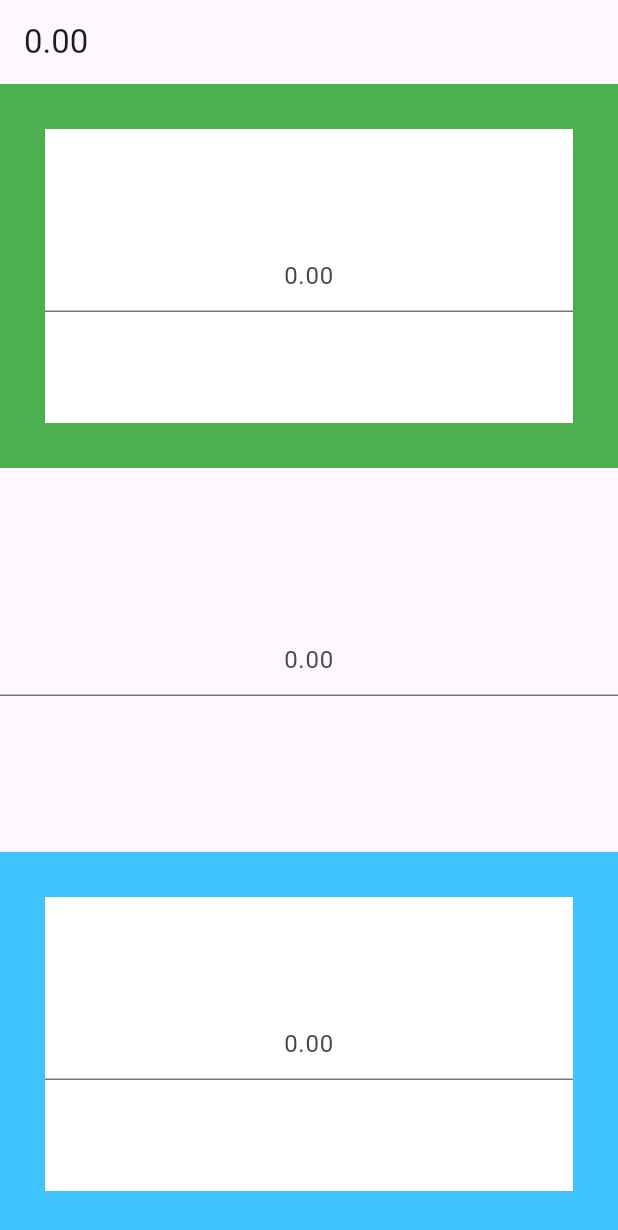
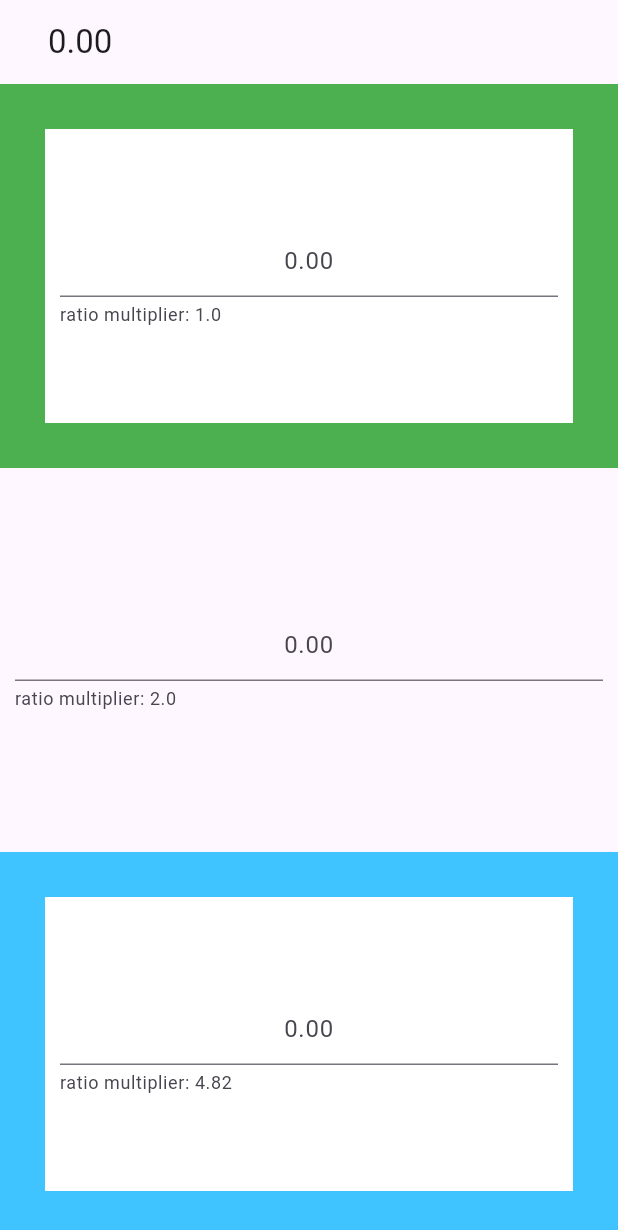
Before and after one commit to lucas-marianno/State-Management-Flutter, a Flutter app: the screen it shows after launch, on a phone screen of 412 x 824 dp. Shown: the top 1230 px of the screen. Run offline on Flutter 3.47's test engine with Material 3 defaults, Android fonts, the phone set to English and light mode, and no system bars; our stand-ins replace bloc, equatable, flutter_bloc.

Commit message:
state solution with BLoC implemented

```diff
--- a/analysis_options.yaml
+++ b/analysis_options.yaml
@@ -7,6 +7,9 @@
 
 # The following line activates a set of recommended lints for Flutter apps,
 # packages, and plugins designed to encourage good coding practices.
+analyzer:
+  errors:
+    avoid_print: ignore
 include: package:flutter_lints/flutter.yaml
 
 linter:
--- /dev/null
+++ b/lib/bloc/value_bloc.dart
@@ -0,0 +1,19 @@
+import 'package:bloc/bloc.dart';
+import 'package:equatable/equatable.dart';
+
+part 'value_event.dart';
+part 'value_state.dart';
+
+class ValueBloc extends Bloc<ValueEvent, ValueState> {
+  ValueBloc() : super(ValueInitialState()) {
+    on<LoadInitialValueEvent>((event, emit) async {
+      await Future.delayed(const Duration(seconds: 1));
+
+      emit(const ValueLoadedState(0));
+    });
+
+    on<SetValueEvent>((event, emit) {
+      emit(ValueLoadedState(event.value));
+    });
+  }
+}
--- /dev/null
+++ b/lib/bloc/value_event.dart
@@ -0,0 +1,19 @@
+part of 'value_bloc.dart';
+
+sealed class ValueEvent extends Equatable {
+  const ValueEvent();
+
+  @override
+  List<Object> get props => [];
+}
+
+class LoadInitialValueEvent extends ValueEvent {}
+
+class SetValueEvent extends ValueEvent {
+  final double value;
+
+  const SetValueEvent(this.value);
+
+  @override
+  List<Object> get props => [value];
+}
--- /dev/null
+++ b/lib/bloc/value_state.dart
@@ -0,0 +1,19 @@
+part of 'value_bloc.dart';
+
+sealed class ValueState extends Equatable {
+  const ValueState();
+
+  @override
+  List<Object> get props => [];
+}
+
+final class ValueInitialState extends ValueState {}
+
+final class ValueLoadedState extends ValueState {
+  final double value;
+
+  const ValueLoadedState(this.value);
+
+  @override
+  List<Object> get props => [value];
+}
--- a/lib/main.dart
+++ b/lib/main.dart
@@ -1,33 +1,54 @@
 import 'package:flutter/material.dart';
+import 'package:flutter_bloc/flutter_bloc.dart';
+import 'package:provider_test/bloc/value_bloc.dart';
 import 'package:provider_test/level1.dart';
 
 void main() {
   runApp(const MyApp());
 }
 
-class MyApp extends StatefulWidget {
+class MyApp extends StatelessWidget {
   const MyApp({super.key});
 
-  @override
-  State<MyApp> createState() => _MyAppState();
-}
-
-class _MyAppState extends State<MyApp> {
   @override
   Widget build(BuildContext context) {
     print('$MyApp was rebuilt');
 
-    //TODO: get [doubleValue] from state management solution (sms).
-    double doubleValue = 0;
-    String title = doubleValue.toStringAsFixed(2);
-
-    return MaterialApp(
-      home: Scaffold(
-        appBar: AppBar(
-          title: Text(title),
-        ),
-        body: const Level1(),
+    return MultiBlocProvider(
+      providers: [
+        BlocProvider(
+            create: (context) => ValueBloc()..add(LoadInitialValueEvent())),
+      ],
+      child: const MaterialApp(
+        home: Home(),
       ),
     );
   }
 }
+
+class Home extends StatelessWidget {
+  const Home({super.key});
+
+  @override
+  Widget build(BuildContext context) {
+    return Scaffold(
+      appBar: AppBar(
+        title: BlocBuilder<ValueBloc, ValueState>(
+          builder: (context, state) {
+            if (state is ValueInitialState) {
+              return const Center(child: LinearProgressIndicator());
+            }
+            if (state is ValueLoadedState) {
+              final title = state.value.toStringAsFixed(2);
+
+              return AppBar(title: Text(title));
+            } else {
+              return const Center(child: Text('SHIT'));
+            }
+          },
+        ),
+      ),
+      body: const Level1(),
+    );
+  }
+}
--- /dev/null
+++ b/lib/models/value_model.dart
@@ -0,0 +1,10 @@
+import 'package:equatable/equatable.dart';
+
+class Value extends Equatable {
+  final double value;
+
+  const Value(this.value);
+
+  @override
+  List<Object?> get props => [value];
+}
--- a/lib/mytextfield.dart
+++ b/lib/mytextfield.dart
@@ -1,7 +1,9 @@
 import 'package:flutter/material.dart';
 import 'package:flutter/services.dart';
+import 'package:flutter_bloc/flutter_bloc.dart';
+import 'package:provider_test/bloc/value_bloc.dart';
 
-class MyTextField extends StatefulWidget {
+class MyTextField extends StatelessWidget {
   const MyTextField(
     this.ratio, {
     super.key,
@@ -10,37 +12,48 @@ class MyTextField extends StatefulWidget {
   final double ratio;
 
   @override
-  State<MyTextField> createState() => _MyTextFieldState();
-}
-
-class _MyTextFieldState extends State<MyTextField> {
+  Widget build(BuildContext context) {
     TextEditingController controller = TextEditingController();
     FocusNode focus = FocusNode();
-
-  @override
-  Widget build(BuildContext context) {
     print('$MyTextField was rebuilt');
 
-    //TODO: get [doubleValue] from state management solution (sms).
-    double doubleValue = 0;
-    doubleValue *= widget.ratio;
+    return BlocBuilder<ValueBloc, ValueState>(
+      builder: (context, state) {
+        if (state is ValueInitialState) {
+          return const CircularProgressIndicator();
+        }
+        if (state is ValueLoadedState) {
+          // Clears text if has new value and it's not on focus
+          if (!focus.hasFocus) controller.clear();
 
-    if (!focus.hasFocus) controller.clear();
-    // TODO: rebuild widget everytime doubleValue has a new value from sms.
+          // Get [doubleValue] from state management solution (sms).
+          double doubleValue = state.value;
+          doubleValue *= ratio;
 
-    return TextField(
+          return Padding(
+            padding: const EdgeInsets.all(10),
+            child: TextField(
+              onTapOutside: (event) {
+                focus.unfocus();
+                controller.clear();
+              },
               focusNode: focus,
               controller: controller,
               keyboardType: TextInputType.number,
-      decoration: InputDecoration(hintText: doubleValue.toStringAsFixed(2)),
+              decoration: InputDecoration(
+                hintText: doubleValue.toStringAsFixed(2),
+                helperText: 'ratio multiplier: $ratio',
+              ),
               textAlign: TextAlign.center,
               onChanged: (value) {
-        try {
-          final newDouble = double.parse(value) / widget.ratio;
-          // TODO: notify sms that it has a new value.
-        } catch (e) {
-          //just ignore
-        }
+                value = value == '' ? '0' : value;
+
+                double newDouble = double.tryParse(value) ?? 0;
+
+                newDouble = newDouble / ratio;
+
+                // Notify sms that it has a new value.
+                context.read<ValueBloc>().add(SetValueEvent(newDouble));
               },
               onTap: () {
                 if (!focus.hasFocus) {
@@ -52,8 +65,14 @@ class _MyTextFieldState extends State<MyTextField> {
                 }
               },
               inputFormatters: [
-        FilteringTextInputFormatter.allow(RegExp(r'\d|\.')),
+                FilteringTextInputFormatter.allow(RegExp(r'\d+\.?\d*')),
               ],
+            ),
+          );
+        } else {
+          return const Center(child: Text('nem sei, mor fita'));
+        }
+      },
     );
   }
 }
```
Also changed, not shown: pubspec.yaml (+5 -3 lines), pubspec.lock. Lines whose indentation alone changed are shown as unchanged.
